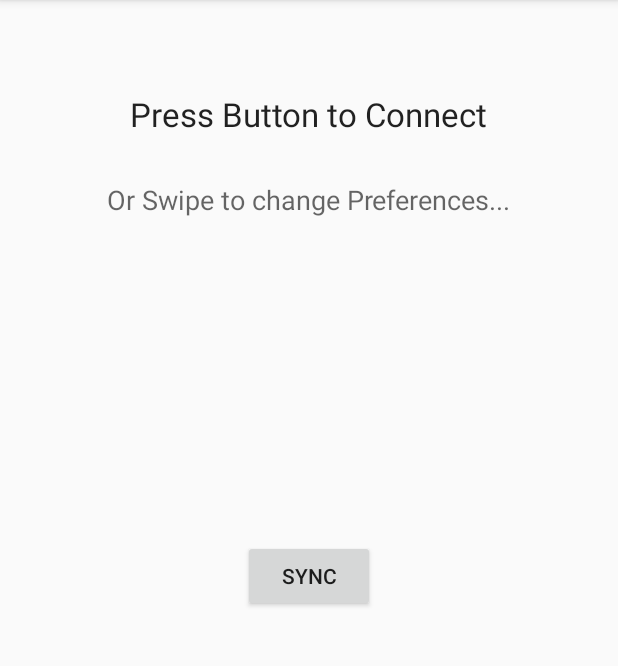
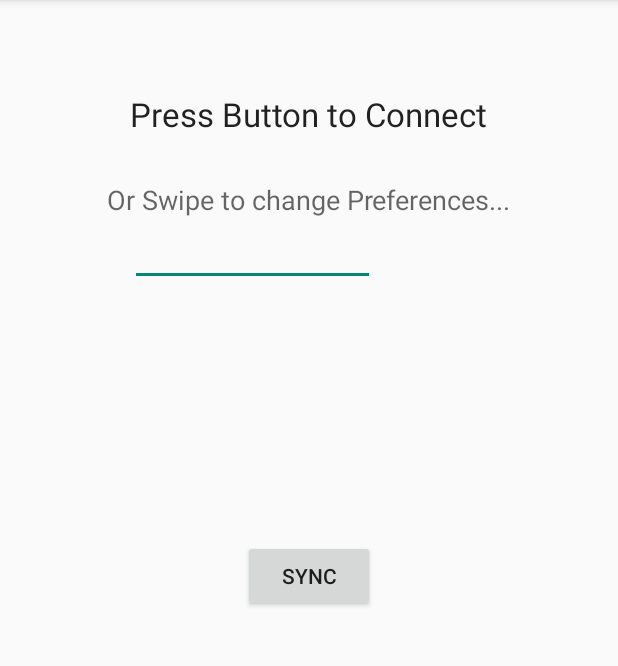
Before and after one commit to The-Fairest-of-Them-All/magic-mirror, an Android app: the screen it shows after launch (MainActivity), after a tap on "SYNC", on a phone screen of 412 x 824 dp, the part 84-750 px from its top. Run offline under Robolectric (Android 15) with nearby library versions, the phone set to English and light mode, and no system bars; 2 statements that could not run were skipped.

```diff
--- a/magicMirror/app/src/main/java/fairestintheland/magicmirror/MainActivity.java
+++ b/magicMirror/app/src/main/java/fairestintheland/magicmirror/MainActivity.java
@@ -14,10 +14,14 @@ import android.view.View;
 import android.view.ViewGroup;
 import android.widget.ArrayAdapter;
 import android.widget.Button;
+import android.widget.CompoundButton;
+import android.widget.EditText;
 import android.widget.ListView;
 import android.widget.Switch;
 import android.widget.TextView;
 import android.widget.Toast;
+
+import org.json.JSONObject;
 
 import java.io.IOException;
 import java.io.PrintWriter;
@@ -36,11 +40,14 @@ public class MainActivity extends AppCompatActivity {
     private ListView navList;
     private Button sleepButton;
     private Button syncButton;
-    private boolean sleeping;
+    private boolean sleeping, getWeather, getTwitter, getCalendar, getEmail;
+    EditText ipBar;
 
     //connection variables
     private Socket client;
     private PrintWriter writer;
+    String ipAddress;
+    JSONObject parcel;
     Context context;
     ConnectivityManager cm;
 
@@ -50,7 +57,9 @@ public class MainActivity extends AppCompatActivity {
         setContentView(R.layout.activity_main);
         context = this;
         sleeping = false;
+        parcel = new JSONObject();
         theSwitches = new ArrayList<>();
+        ipBar = (EditText)findViewById(R.id.ipenter);
         initSwitches();
         navList = (ListView) findViewById(R.id.left_drawer);
         adapter = new MenuAdapter<>(this, android.R.layout.simple_list_item_1, theSwitches);
@@ -60,7 +69,6 @@ public class MainActivity extends AppCompatActivity {
             @Override
             public void onClick(View v) {
                 sleeping = !sleeping;
-
                 if(sleeping)
                 {
                     sleepButton.setText(R.string.wake_button);
@@ -95,13 +103,15 @@ public class MainActivity extends AppCompatActivity {
             @Override
             public void onClick(View v) {
                 if(hasValidConnection()) {
+
+                    ipAddress = ipBar.getText().toString();
                     Thread t = new Thread()
                     {
                         public void run()
                         {
                             String message = "Hello from Android device";
                             try {
-                                client = new Socket("10.0.0.58", 6685);
+                                client = new Socket(ipAddress, 6685);
                                 writer = new PrintWriter(client.getOutputStream(), true);
                                 writer.write(message);
                                 writer.flush();
@@ -139,13 +149,45 @@ public class MainActivity extends AppCompatActivity {
     {
         String[] switchNames = getResources().getStringArray(R.array.settings);
 
-        for(String name : switchNames)
+        for(final String name : switchNames)
         {
-            Switch s = new Switch(this);
+            final Switch s = new Switch(this);
             s.setText(name);
             theSwitches.add(s);
         }
-
+        for(int i = 0; i < theSwitches.size(); i++)
+        {
+            switch(i) {
+                case 0:
+                    theSwitches.get(i).setOnCheckedChangeListener(new CompoundButton.OnCheckedChangeListener() {
+                    @Override
+                    public void onCheckedChanged(CompoundButton buttonView, boolean isChecked) {
+                    }
+                });
+                    break;
+                case 1:
+                    theSwitches.get(i).setOnCheckedChangeListener(new CompoundButton.OnCheckedChangeListener() {
+                        @Override
+                        public void onCheckedChanged(CompoundButton buttonView, boolean isChecked) {
+                        }
+                    });
+                    break;
+                case 2:
+                    theSwitches.get(i).setOnCheckedChangeListener(new CompoundButton.OnCheckedChangeListener() {
+                        @Override
+                        public void onCheckedChanged(CompoundButton buttonView, boolean isChecked) {
+                        }
+                    });
+                    break;
+                case 3:
+                    theSwitches.get(i).setOnCheckedChangeListener(new CompoundButton.OnCheckedChangeListener() {
+                        @Override
+                        public void onCheckedChanged(CompoundButton buttonView, boolean isChecked) {
+                        }
+                    });
+                    break;
+            }
+        }
     }
 
     @Override
--- a/magicMirror/app/src/main/res/layout/activity_main.xml
+++ b/magicMirror/app/src/main/res/layout/activity_main.xml
@@ -26,6 +26,15 @@
             android:id="@+id/textView"
             android:layout_below="@+id/welcome"
             android:layout_centerHorizontal="true" />
+        <EditText
+            android:layout_width="wrap_content"
+            android:layout_height="wrap_content"
+            android:id="@+id/ipenter"
+            android:layout_below="@+id/textView"
+            android:layout_alignRight="@+id/connect_button"
+            android:layout_alignEnd="@+id/connect_button"
+            android:layout_alignLeft="@+id/welcome"
+            android:layout_alignStart="@+id/welcome" />
         <Button
             android:layout_width="wrap_content"
             android:layout_height="wrap_content"
```
Also changed, not shown: 1 other file.
